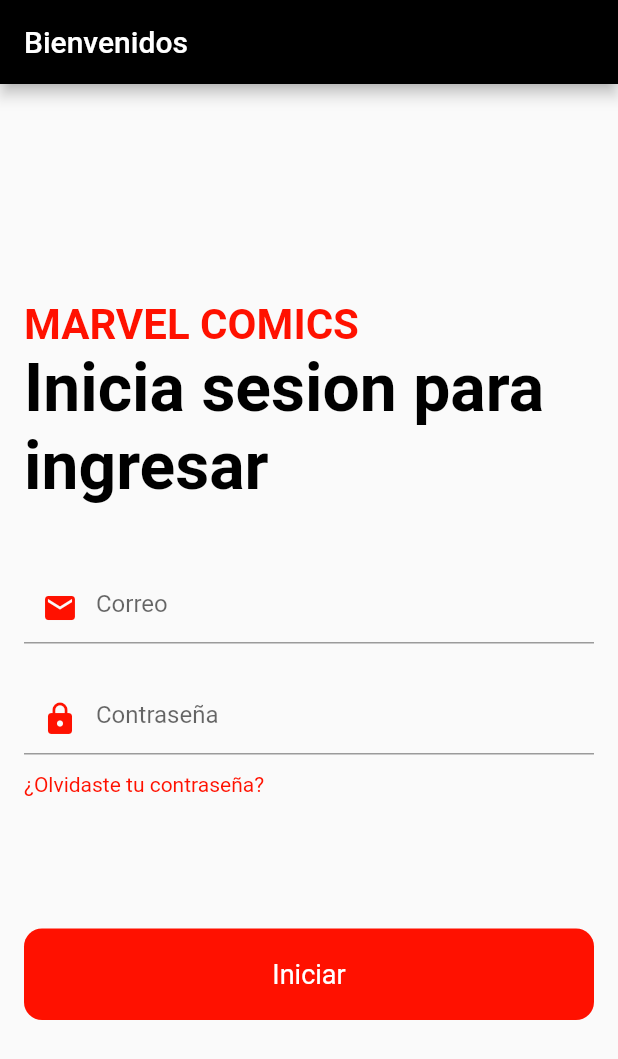
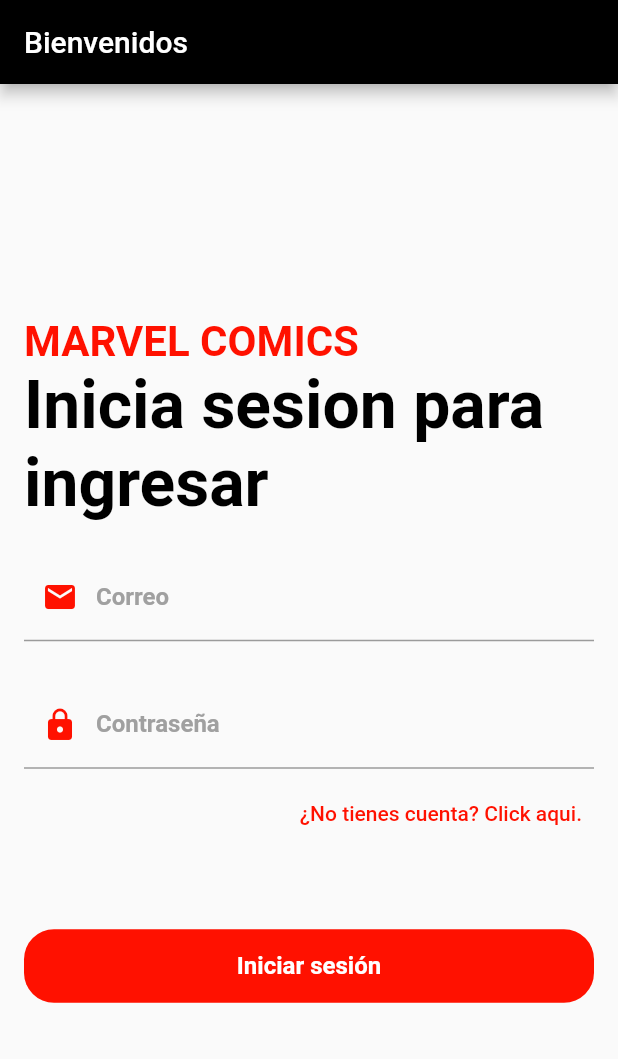
Before and after one commit to AlxnGrey/Marvel-Comics, a Flutter app: the screen it shows after launch, on a phone screen of 412 x 824 dp. Shown: the top 1059 px of the screen. Run offline on Flutter 3.47's test engine with Material 2 defaults, Android fonts, the phone set to English and light mode, and no system bars; our stand-ins replace firebase_auth, firebase_core; accounts and stored records are empty; Roboto replaces fonts that are missing (Montserrat).

Commit message:
Se creo el formulario de registro

```diff
--- a/lib/screens/login_screen.dart
+++ b/lib/screens/login_screen.dart
@@ -1,6 +1,7 @@
 import 'package:firebase_auth/firebase_auth.dart';
 import 'package:flutter/material.dart';
 import 'package:prueba/screens/profile_screen.dart';
+import 'package:prueba/screens/signup_screen.dart';
 
 class LoginScreen extends StatefulWidget{
   const LoginScreen( {Key? key}) : super(key: key);
@@ -64,15 +65,19 @@ class _LoginScreenState extends State<LoginScreen>{
           ),
         ),
         const SizedBox(
-          height: 44.0,
+          height: 20.0,
         ),
         TextField(
           controller: _emailController,
           keyboardType: TextInputType.emailAddress,
           decoration: const InputDecoration(
-            hintText: "Correo",
-            prefixIcon: Icon(Icons.mail, color: Color.fromARGB(255, 255, 17, 0))
+            labelText: 'Correo',
+                labelStyle: TextStyle(
+                fontFamily: 'Montserrat',
+                fontWeight: FontWeight.bold,
+                color: Color.fromARGB(255, 160, 160, 160)
           ),
+          prefixIcon: Icon(Icons.mail, color: Color.fromARGB(255, 255, 17, 0)))
         ),
         const SizedBox(
           height: 26.0,
@@ -81,28 +86,43 @@ class _LoginScreenState extends State<LoginScreen>{
           controller: _passwordController,
           obscureText: true,
           decoration: const InputDecoration(
-            hintText: "Contraseña",
-            prefixIcon: Icon(Icons.lock, color: Color.fromARGB(255, 255, 17, 0))
+            labelText: 'Contraseña',
+                  labelStyle: TextStyle(
+                  fontFamily: 'Montserrat',
+                  fontWeight: FontWeight.bold,
+                  color: Color.fromARGB(255, 160, 160, 160)
+
           ),
+           prefixIcon: Icon(Icons.lock, color: Color.fromARGB(255, 255, 17, 0)))
         ),
         const SizedBox(
           height: 12.0,
         ),
-        const Text(
-          "¿Olvidaste tu contraseña?",
+        Container(
+      width: MediaQuery.of(context).size.width,
+      height: 35,
+      alignment: Alignment.bottomRight,
+      child: TextButton(
+        child: const Text(
+          "¿No tienes cuenta? Click aqui.",
           style: TextStyle(color: Color.fromARGB(255, 255, 17, 0)),
+          textAlign: TextAlign.right,
         ),
+        onPressed: () => Navigator.push(
+            context, MaterialPageRoute(builder: (context) => SignupPage())),
+      ),
+    ),
         const SizedBox(
-          height: 88.0,
+          height: 60.0,
         ),
         Container(
           width: double.infinity,
           child: RawMaterialButton(
             fillColor: const Color.fromARGB(255, 255, 17, 0),
             elevation: 0.0,
-            padding: const EdgeInsets.symmetric(vertical: 20.0),
+            padding: const EdgeInsets.symmetric(vertical: 15.0),
             shape: RoundedRectangleBorder(
-              borderRadius: BorderRadius.circular(12.0)),
+              borderRadius: BorderRadius.circular(20.0)),
             onPressed: () async {
               User? user= await loginUsingEmailPassword(email: _emailController.text , password: _passwordController.text, context: context);
               print(user);
@@ -110,10 +130,12 @@ class _LoginScreenState extends State<LoginScreen>{
                 Navigator.of(context).pushReplacement(MaterialPageRoute(builder: (context)=> ProfileScreen()));
               }
             },
-            child: const Text("Iniciar",
+            child: const Text("Iniciar sesión",
             style: TextStyle(
               color: Colors.white,
-              fontSize: 18.0,
+              fontSize: 16.0,
+              fontWeight: FontWeight.bold,
+              fontFamily: 'Montserrat'
             )),
           ),
         ),
```
Also changed, not shown: lib/screens/signup_screen.dart (added, +142 -0 lines).
